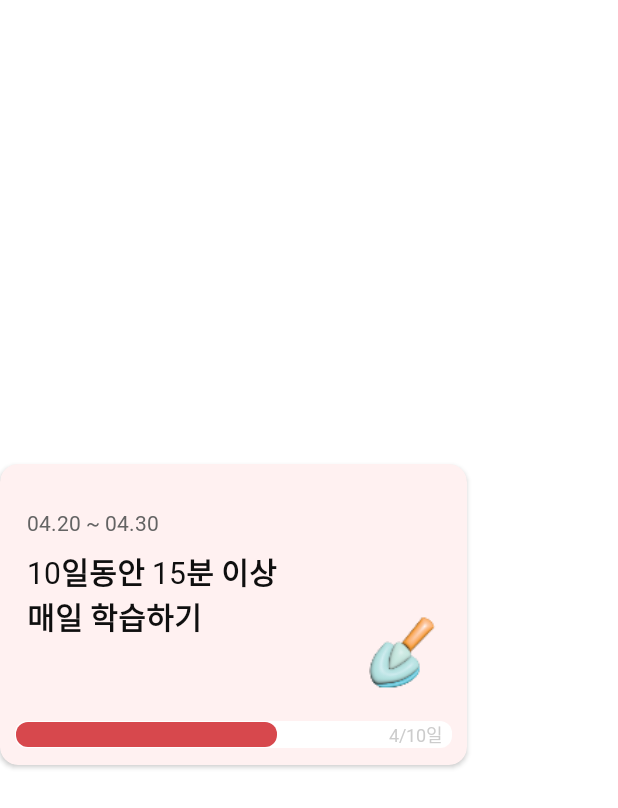
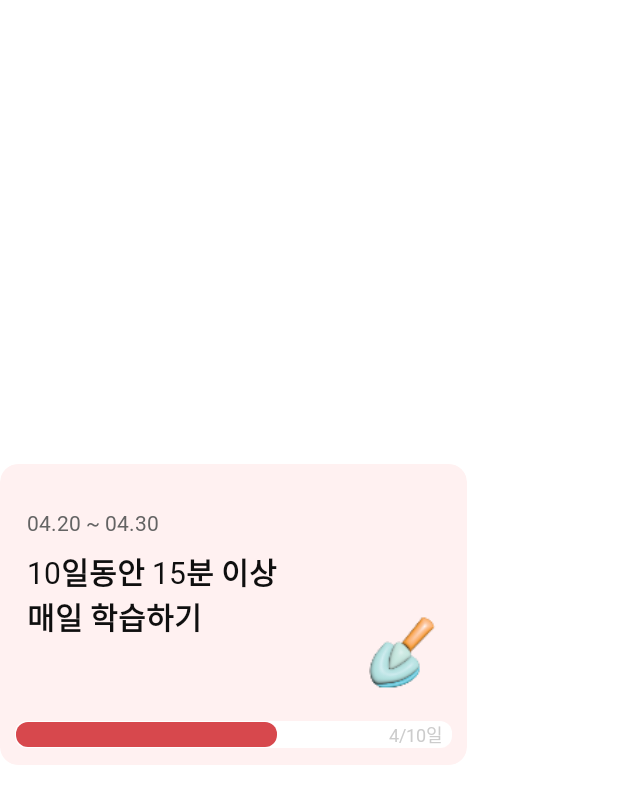
Before and after one commit to TeamTalkable/ANDROID, an Android app: the layout item_challenge_participation.xml on its own in the app's theme, with its tools: preview values and no code run, on a phone screen of 412 x 824 dp. Shown: the top 808 px of the screen. Run offline under Robolectric (Android 15) with nearby library versions, the phone set to English and light mode, and no system bars.

Commit message:
#23 [UI] : 카드뷰 그림자 제거

```diff
--- a/app/src/main/res/layout/item_challenge_participation.xml
+++ b/app/src/main/res/layout/item_challenge_participation.xml
@@ -17,7 +17,7 @@
             android:layout_height="wrap_content"
             android:layout_marginBottom="5dp"
             android:backgroundTint="@color/main_3"
-            android:elevation="0dp"
+            app:cardElevation="0dp"
             app:cardCornerRadius="12dp"
             app:layout_constraintBottom_toBottomOf="parent"
             app:layout_constraintStart_toStartOf="parent"
--- a/app/src/main/res/layout/item_challenge_recruitment.xml
+++ b/app/src/main/res/layout/item_challenge_recruitment.xml
@@ -15,7 +15,7 @@
             android:layout_width="wrap_content"
             android:layout_height="wrap_content"
             android:backgroundTint="@color/font_5"
-            android:elevation="0dp"
+            app:cardElevation="0dp"
             app:cardCornerRadius="12dp"
             app:layout_constraintStart_toStartOf="parent"
             app:layout_constraintTop_toTopOf="parent">
```
